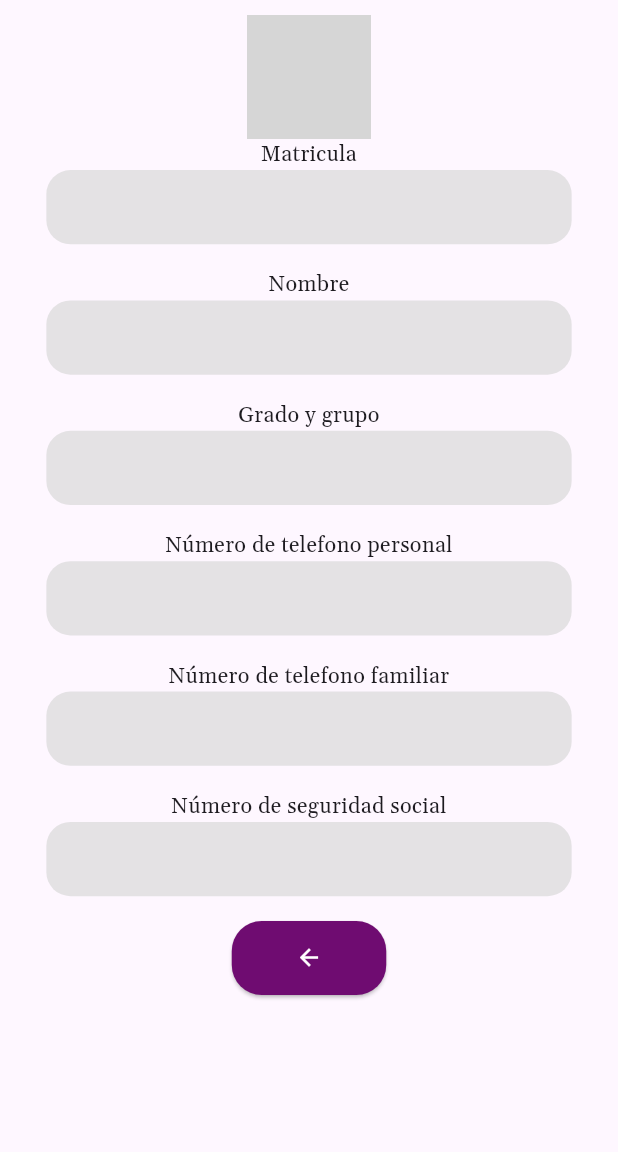
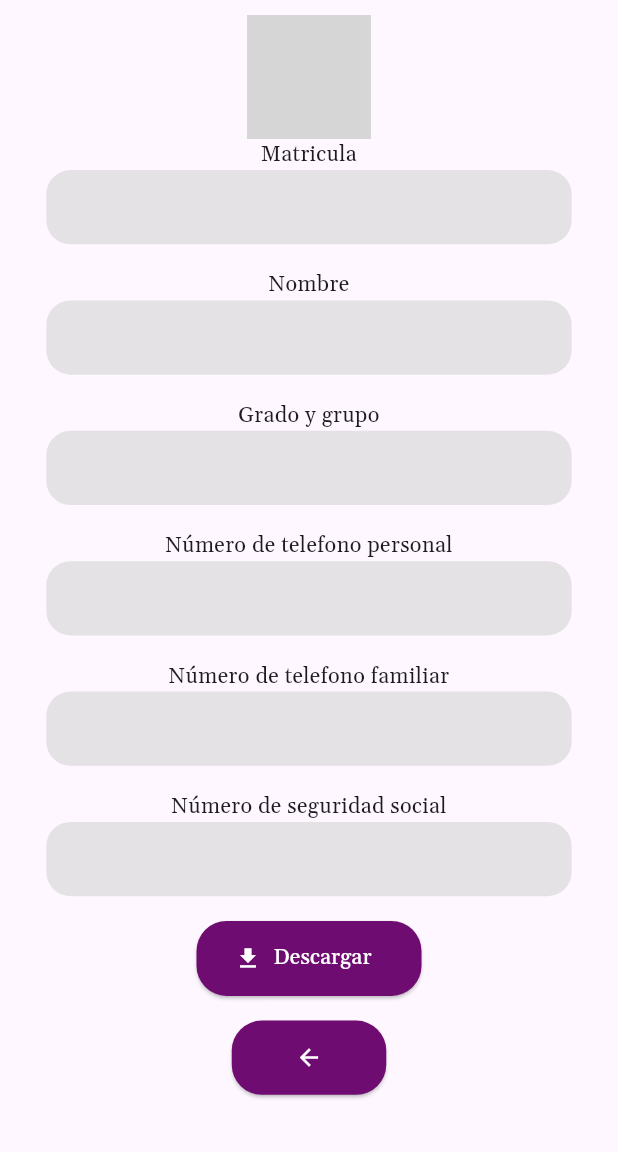
Before and after one commit to Max-500/tutoapp-mobile, a Flutter app: the TutoredScreen screen opened directly with empty values, on a phone screen of 412 x 824 dp, the part 84-1236 px from its top. Run offline on Flutter 3.47's test engine with Material 3 defaults, Android fonts, the phone set to English and light mode, and no system bars; our stand-ins replace flutter_riverpod, flutter_svg, fluttertoast, go_router, image_picker, permission_handler and 2 more; missing offline and left inert: flutter_stripe; accounts and stored records are empty; network calls fail; project files that could hold a hidden picture were left out; grey boxes are pictures that could not be loaded.

Commit message:
descargar pdf

```diff
--- a/lib/features/tutor/domain/datasources/tutor_data_source.dart
+++ b/lib/features/tutor/domain/datasources/tutor_data_source.dart
@@ -11,4 +11,5 @@ abstract class TutorDatasource {
   Future<bool> isPremium(String userUUID);
   Future<String> updateSchedule(String userUUID, XFile file);
   Future<List<TutoredPermissionModel>> getTutoredsPermissions(String userUUID);
+  Future<dynamic> getPDF(String matricula, String nombre, String grado, String grupo, String phone, String telephone, String nss);
 }
--- a/lib/features/tutor/domain/repositories/tutor_repository.dart
+++ b/lib/features/tutor/domain/repositories/tutor_repository.dart
@@ -11,4 +11,5 @@ abstract class TutorRepository {
   Future<bool> isPremium();
   Future<String> updateSchedule(String userUUID, XFile file);
   Future<List<TutoredPermissionModel>> getTutoredsPermissions(String userUUID);
+  Future<dynamic> getPDF(String matricula, String nombre, String grado, String grupo, String phone, String telephone, String nss);
 }
--- a/lib/presentation/providers/tutor/tutor_provider.dart
+++ b/lib/presentation/providers/tutor/tutor_provider.dart
@@ -5,6 +5,7 @@ import 'package:tuto_app/features/tutor/data/repositories/tutor_repository_impl.
 import 'package:tuto_app/features/tutor/domain/usecases/cancel_order_payment.dart';
 import 'package:tuto_app/features/tutor/domain/usecases/get_code_tutor.dart';
 import 'package:tuto_app/features/tutor/domain/usecases/get_order_payment.dart';
+import 'package:tuto_app/features/tutor/domain/usecases/get_pdf.dart';
 import 'package:tuto_app/features/tutor/domain/usecases/get_premium.dart';
 import 'package:tuto_app/features/tutor/domain/usecases/get_tutoreds.dart';
 import 'package:tuto_app/features/tutor/domain/usecases/get_tutoreds_permissions.dart';
@@ -69,3 +70,8 @@ final getTutoredsPermissionProvider = Provider<GetTutoredsPermissions>((ref) {
   final repository = ref.watch(tutorRepositoryProvider);
   return GetTutoredsPermissions(repository: repository);
 });
+
+final getPDFProvider = Provider<GetPdf>((ref) {
+  final repository = ref.watch(tutorRepositoryProvider);
+  return GetPdf(repository: repository);
+});
--- a/lib/presentation/screens/tutored_screen.dart
+++ b/lib/presentation/screens/tutored_screen.dart
@@ -1,7 +1,9 @@
 import 'package:flutter/material.dart';
+import 'package:flutter_riverpod/flutter_riverpod.dart';
 import 'package:flutter_svg/svg.dart';
 import 'package:go_router/go_router.dart';
 import 'package:tuto_app/features/tutor/data/models/tutored_model.dart';
+import 'package:tuto_app/presentation/providers/tutor/tutor_provider.dart';
 import 'package:tuto_app/widgets.dart';
 
 class TutoredScreen extends StatelessWidget {
@@ -11,7 +13,6 @@ class TutoredScreen extends StatelessWidget {
 
   @override
   Widget build(BuildContext context) {
-
     return Scaffold(
       appBar: AppBar(
         automaticallyImplyLeading: false,
@@ -42,7 +43,7 @@ class TutoredScreen extends StatelessWidget {
   }
 }
 
-class _Tutored extends StatelessWidget {
+class _Tutored extends ConsumerWidget {
   final TutoredModel tutored;
 
   const _Tutored({
@@ -50,7 +51,7 @@ class _Tutored extends StatelessWidget {
   });
 
   @override
-  Widget build(BuildContext context) {
+  Widget build(BuildContext context, WidgetRef ref) {
     final double screenHeight = MediaQuery.of(context).size.height;
     final double screenWidth = MediaQuery.of(context).size.width;
 
@@ -62,47 +63,141 @@ class _Tutored extends StatelessWidget {
         child: Column(
           children: [
             SizedBox(
-              width: screenWidth * 0.2,
-              height: screenHeight * 0.1,
-              child: ClipOval(
-                child: tutored.profileImage == 'PENDING'?
-                  Image.asset('images/perfil.png', width: 60, height: 60, fit: BoxFit.cover)
-                  : Image.network(tutored.profileImage, width: 60, height: 60, fit: BoxFit.cover,),
-              )
+                width: screenWidth * 0.2,
+                height: screenHeight * 0.1,
+                child: ClipOval(
+                  child: tutored.profileImage == 'PENDING'
+                      ? Image.asset('images/perfil.png',
+                          width: 60, height: 60, fit: BoxFit.cover)
+                      : Image.network(
+                          tutored.profileImage,
+                          width: 60,
+                          height: 60,
+                          fit: BoxFit.cover,
+                        ),
+                )),
+            Text(
+              'Matricula',
+              style: TextStyle(fontSize: fontSizeText),
+              textAlign: TextAlign.center,
             ),
-            Text('Matricula', style: TextStyle(fontSize: fontSizeText), textAlign: TextAlign.center,),
-            LabeledContainer(text: tutored.matricula, weight: FontWeight.w300, sizeHeight: screenHeight * 0.06, sizeWidth: screenWidth * 0.85,),
-
-            SizedBox(height: screenHeight * 0.02,),
-
-            Text('Nombre', style: TextStyle(fontSize: fontSizeText), textAlign: TextAlign.center,),
-            LabeledContainer(text: tutored.fullname, weight: FontWeight.w300, sizeHeight: screenHeight * 0.06, sizeWidth: screenWidth * 0.85),
-            SizedBox(height: screenHeight * 0.02,),
-
-            Text('Grado y grupo', style: TextStyle(fontSize: fontSizeText), textAlign: TextAlign.center,),
-            LabeledContainer(text: tutored.gradeAndGroup, weight: FontWeight.w300, sizeHeight: screenHeight * 0.06, sizeWidth: screenWidth * 0.85),
-            SizedBox(height: screenHeight * 0.02,),
-
-            Text('Número de telefono personal', style: TextStyle(fontSize: fontSizeText), textAlign: TextAlign.center,),
-            LabeledContainer(text: tutored.phoneNumer, weight: FontWeight.w300, sizeHeight: screenHeight * 0.06, sizeWidth: screenWidth * 0.85),
-            SizedBox(height: screenHeight * 0.02,),
-
-            Text('Número de telefono familiar', style: TextStyle(fontSize: fontSizeText), textAlign: TextAlign.center,),
-            LabeledContainer(text: tutored.homePhone, weight: FontWeight.w300, sizeHeight: screenHeight * 0.06, sizeWidth: screenWidth * 0.85),
-            SizedBox(height: screenHeight * 0.02,),
-
-            Text('Número de seguridad social', style: TextStyle(fontSize: fontSizeText), textAlign: TextAlign.center,),
-            LabeledContainer(text: tutored.nss, weight: FontWeight.w300, sizeHeight: screenHeight * 0.06, sizeWidth: screenWidth * 0.85),
-            SizedBox(height: screenHeight * 0.02,),
-
+            LabeledContainer(
+              text: tutored.matricula,
+              weight: FontWeight.w300,
+              sizeHeight: screenHeight * 0.06,
+              sizeWidth: screenWidth * 0.85,
+            ),
+            SizedBox(
+              height: screenHeight * 0.02,
+            ),
+            Text(
+              'Nombre',
+              style: TextStyle(fontSize: fontSizeText),
+              textAlign: TextAlign.center,
+            ),
+            LabeledContainer(
+                text: tutored.fullname,
+                weight: FontWeight.w300,
+                sizeHeight: screenHeight * 0.06,
+                sizeWidth: screenWidth * 0.85),
+            SizedBox(
+              height: screenHeight * 0.02,
+            ),
+            Text(
+              'Grado y grupo',
+              style: TextStyle(fontSize: fontSizeText),
+              textAlign: TextAlign.center,
+            ),
+            LabeledContainer(
+                text: tutored.gradeAndGroup,
+                weight: FontWeight.w300,
+                sizeHeight: screenHeight * 0.06,
+                sizeWidth: screenWidth * 0.85),
+            SizedBox(
+              height: screenHeight * 0.02,
+            ),
+            Text(
+              'Número de telefono personal',
+              style: TextStyle(fontSize: fontSizeText),
+              textAlign: TextAlign.center,
+            ),
+            LabeledContainer(
+                text: tutored.phoneNumer,
+                weight: FontWeight.w300,
+                sizeHeight: screenHeight * 0.06,
+                sizeWidth: screenWidth * 0.85),
+            SizedBox(
+              height: screenHeight * 0.02,
+            ),
+            Text(
+              'Número de telefono familiar',
+              style: TextStyle(fontSize: fontSizeText),
+              textAlign: TextAlign.center,
+            ),
+            LabeledContainer(
+                text: tutored.homePhone,
+                weight: FontWeight.w300,
+                sizeHeight: screenHeight * 0.06,
+                sizeWidth: screenWidth * 0.85),
+            SizedBox(
+              height: screenHeight * 0.02,
+            ),
+            Text(
+              'Número de seguridad social',
+              style: TextStyle(fontSize: fontSizeText),
+              textAlign: TextAlign.center,
+            ),
+            LabeledContainer(
+                text: tutored.nss,
+                weight: FontWeight.w300,
+                sizeHeight: screenHeight * 0.06,
+                sizeWidth: screenWidth * 0.85),
+            SizedBox(
+              height: screenHeight * 0.02,
+            ),
+            ElevatedButton.icon(
+              onPressed: () async {
+                final getPDF = ref.read(getPDFProvider);
+                try {
+                  await getPDF(tutored.matricula, tutored.fullname, tutored.gradeAndGroup[0], tutored.gradeAndGroup[1], tutored.phoneNumer, tutored.homePhone, tutored.nss);
+                  showToastOk('Archivo guardado en: Download/${tutored.matricula}.pdf');
+                } catch (e) {
+                  showToast(e.toString());
+                }
+              },
+              label: const Text(
+                'Descargar',
+                style: TextStyle(color: Colors.white), // Color del texto
+              ),
+              icon: const Icon(
+                Icons.download, // Icono de descarga
+                color: Colors.white, // Color del icono
+              ),
+              style: ElevatedButton.styleFrom(
+                foregroundColor: Colors.white,
+                backgroundColor:
+                    const Color.fromRGBO(111, 12, 113, 1), // Color del texto
+                minimumSize:
+                    const Size(150, 50), // Tamaño del botón (ancho, alto)
+                shape: RoundedRectangleBorder(
+                  borderRadius: BorderRadius.circular(20), // Bordes redondeados
+                ),
+              ),
+            ),
+            SizedBox(
+              height: screenHeight * 0.02,
+            ),
             SizedBox(
               height: screenHeight * 0.06,
               width: screenWidth * 0.25,
               child: ElevatedButtonCustomized(
                 onPressed: () => context.pop(),
-                child: const Icon(Icons.arrow_back,color: Colors.white,),
+                child: const Icon(
+                  Icons.arrow_back,
+                  color: Colors.white,
                 ),
               ),
+            ),
           ],
         ),
       ),
--- a/pubspec.yaml
+++ b/pubspec.yaml
@@ -48,6 +48,7 @@ dependencies:
   photo_view: ^0.15.0
   intl: ^0.19.0
   path_provider: ^2.1.3
+  permission_handler: ^11.3.1
 
 
 dev_dependencies:
```
Also changed, not shown: lib/features/tutor/data/datasources/tutor_remote_data_source.dart (+53 -2 lines), lib/features/tutor/data/repositories/tutor_repository_impl.dart (+6 -1 lines), lib/features/tutor/domain/usecases/get_pdf.dart (added, +11 -0 lines), pubspec.lock, 3 other files.
